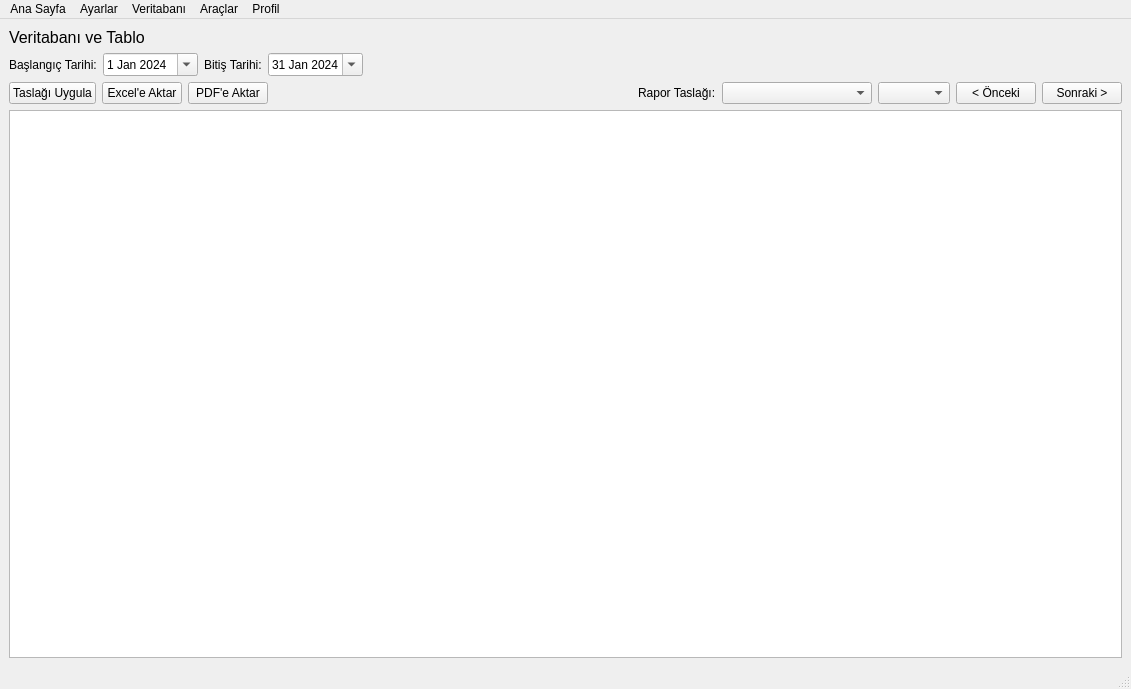
This is src/ui/arayuz.ui in ilkerAdanur/AdminTableTool as Qt 5 draws it before an edit. The edited form follows.
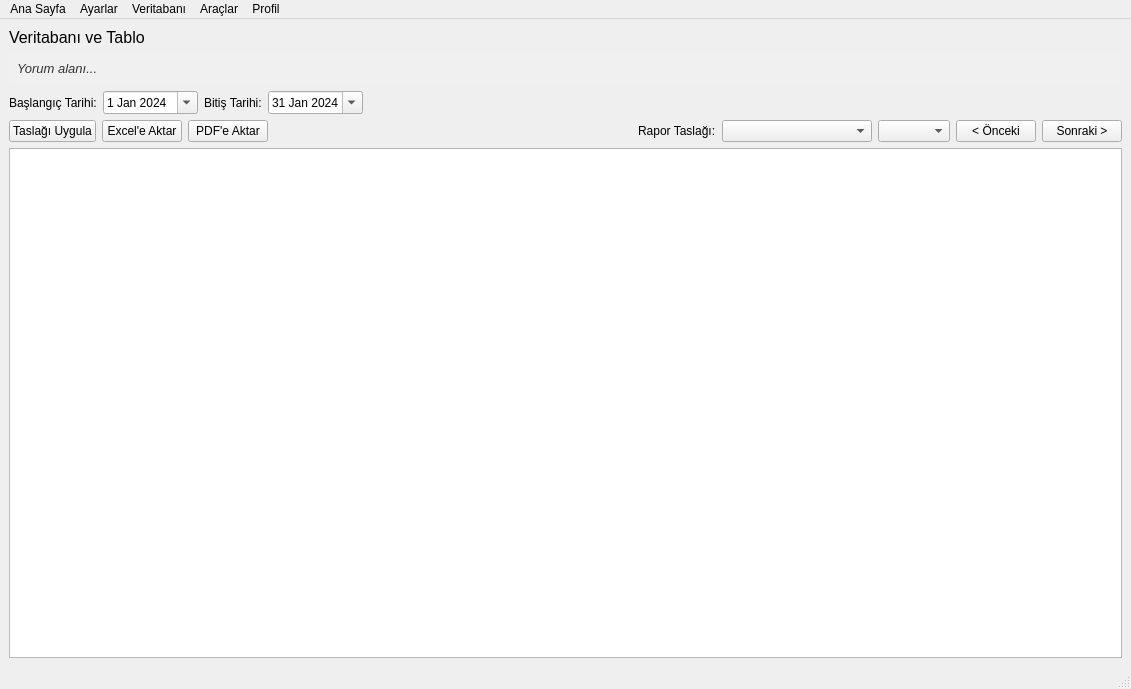
This is the edited form.

Commit message: Draft builder for dynamic tables and database window developed.

```diff
--- a/src/ui/arayuz.ui
+++ b/src/ui/arayuz.ui
@@ -51,6 +51,41 @@
       </property>
      </widget>
     </item>
+    
+    <item>
+     <widget class="QLabel" name="commentLabel">
+      <property name="maximumSize">
+       <size>
+        <width>16777215</width>
+        <height>80</height>
+       </size>
+      </property>
+      <property name="font">
+       <font>
+        <pointsize>10</pointsize>
+        <italic>true</italic>
+       </font>
+      </property>
+      <property name="styleSheet">
+       <string>background-color: rgb(240, 240, 240); 
+        border-radius: 5px; 
+        padding: 5px;
+        color: #333;</string>
+      </property>
+      <property name="text">
+       <string>Yorum alanı...</string>
+      </property>
+      <property name="alignment">
+       <set>Qt::AlignLeading|Qt::AlignLeft|Qt::AlignTop</set>
+      </property>
+      <property name="wordWrap">
+       <bool>true</bool>
+      </property>
+      <property name="visible">
+       <bool>false</bool>
+      </property>
+     </widget>
+    </item>
     <item>
      <layout class="QHBoxLayout" name="horizontalLayout_Dates">
       <item>
```
Left out of the diff: 12 changed lines with no effect on the pictures. The commit also changes 4 other files.
